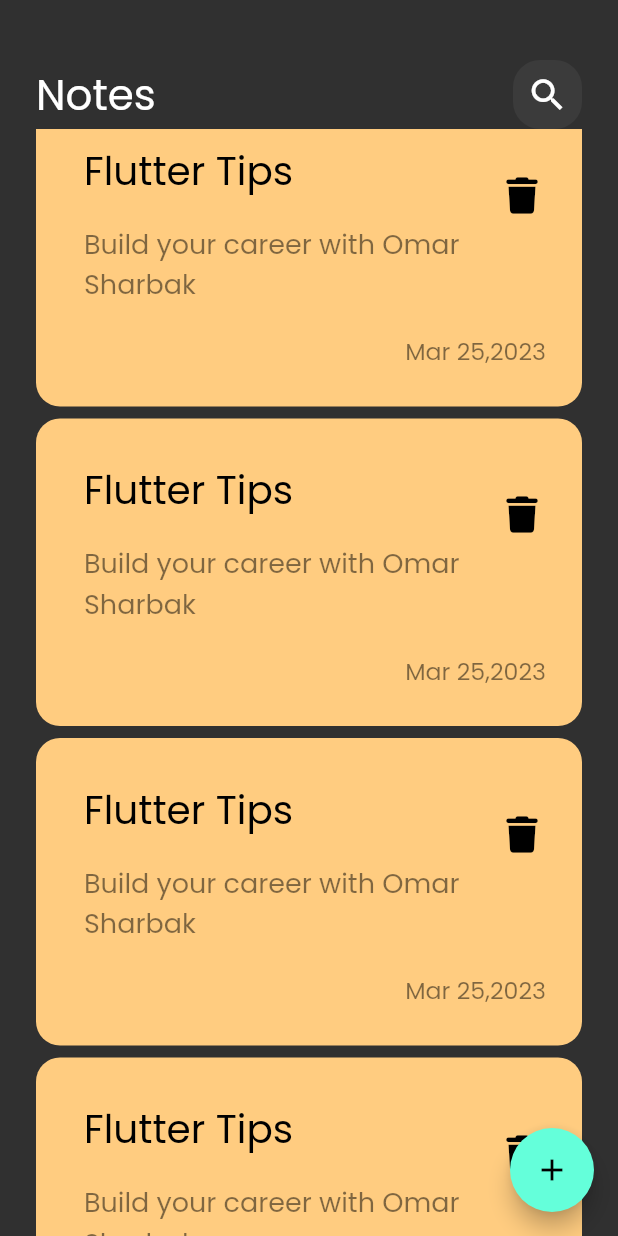
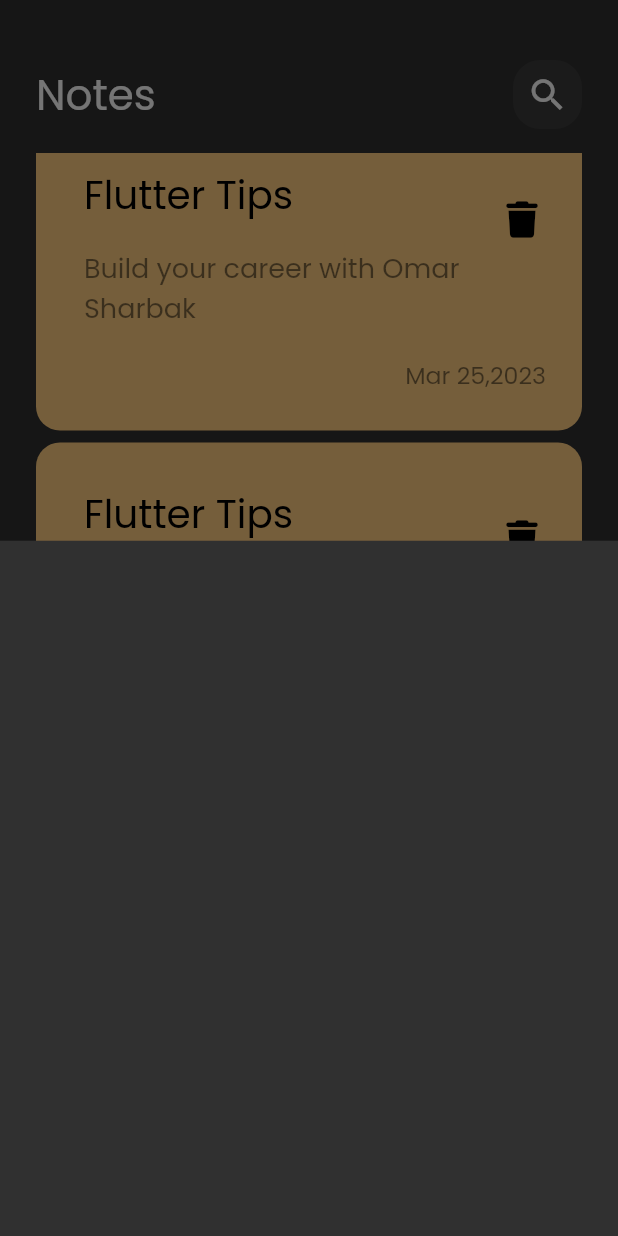
Before and after one commit to OmarS742/notes_app1, a Flutter app: the screen it shows after launch, scrolled down 1728 dp, after a tap on the "add" icon, on a phone screen of 412 x 824 dp. Run offline on Flutter 3.47's test engine with Material 2 defaults, Android fonts, the phone set to English and light mode, and no system bars; our stand-ins replace font_awesome_flutter.

Commit message:
show modal bottom sheet

```diff
--- a/lib/views/notes_view.dart
+++ b/lib/views/notes_view.dart
@@ -1,7 +1,9 @@
 // ignore_for_file: prefer_const_constructors, prefer_const_literals_to_create_immutables
 
 import 'package:flutter/material.dart';
+import 'package:notes_app/views/widgets/add_note_bottom_sheet.dart';
 import 'package:notes_app/views/widgets/notes_view_body.dart';
+
 
 class NotesView extends StatelessWidget {
   const NotesView({super.key});
@@ -10,7 +12,13 @@ class NotesView extends StatelessWidget {
   Widget build(BuildContext context) {
     return Scaffold(
       floatingActionButton: FloatingActionButton(
-        onPressed: () {},
+        onPressed: () {
+          showModalBottomSheet(
+              context: context,
+              builder: (context) {
+                return AddNoteBottomSheet();
+              });
+        },
         child: Icon(Icons.add),
       ),
       body: const NotesViewBody(),
--- /dev/null
+++ b/lib/views/widgets/add_note_bottom_sheet.dart
@@ -0,0 +1,10 @@
+import 'package:flutter/material.dart';
+
+class AddNoteBottomSheet extends StatelessWidget {
+  const AddNoteBottomSheet({super.key});
+
+  @override
+  Widget build(BuildContext context) {
+    return Container();
+  }
+}
--- a/lib/views/widgets/notes_list_view.dart
+++ b/lib/views/widgets/notes_list_view.dart
@@ -4,16 +4,19 @@ import 'package:notes_app/views/widgets/custom_note_item.dart';
 class NotesListView extends StatelessWidget {
   const NotesListView({super.key});
 
-
   @override
   Widget build(BuildContext context) {
-    return ListView.builder(
+    return Padding(
+      padding: const EdgeInsets.symmetric(vertical: 16),
+      child: ListView.builder(
+        padding: EdgeInsets.zero,
         itemBuilder: ((context, index) {
           return const Padding(
             padding: EdgeInsets.symmetric(vertical: 4),
             child: NoteItem(),
           );
         }),
+      ),
     );
   }
 }
```
Lines whose indentation alone changed are shown as unchanged.
